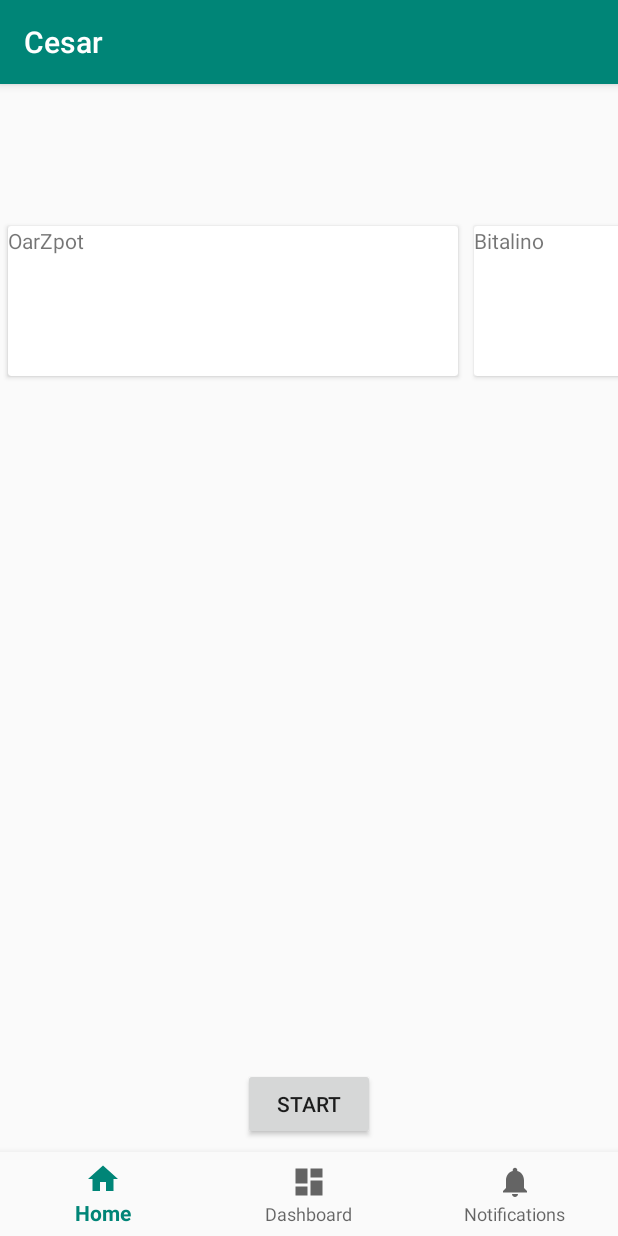
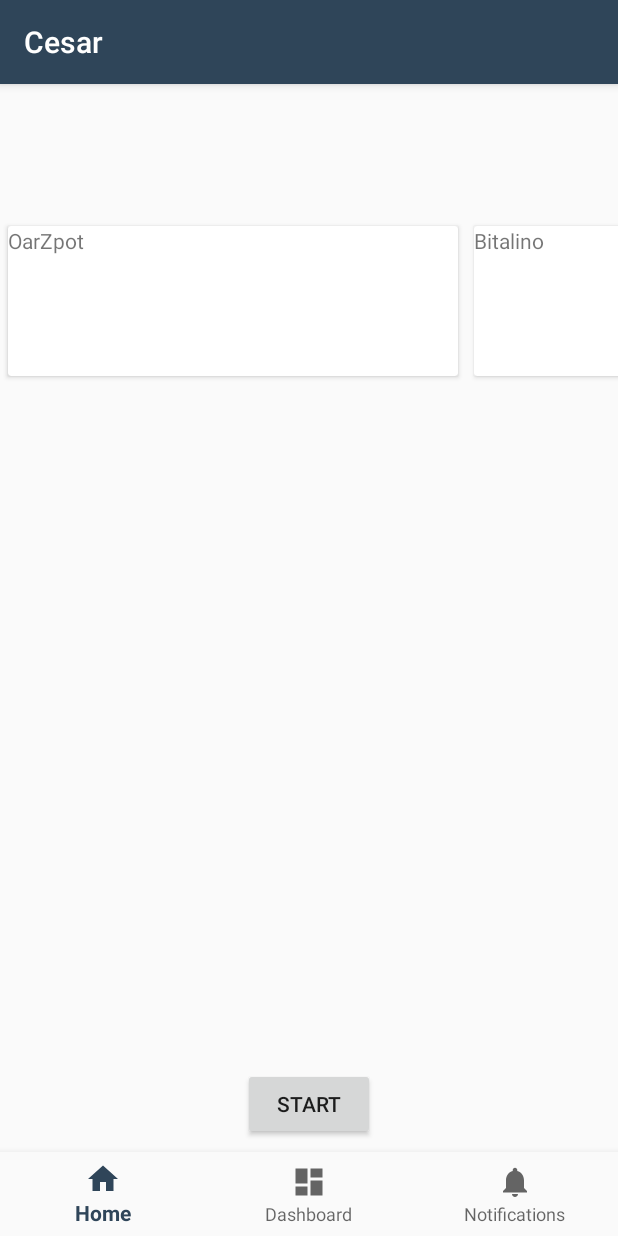
Before and after one commit to Perelan/Master, an Android app: the screen it shows after launch (MainActivity), on a phone screen of 412 x 824 dp. Run offline under Robolectric (Android 15) with nearby library versions, the phone set to English and light mode, and no system bars; our stand-ins replace Room's generated code.

Commit message:
fix: mirgration to androidx and change color palette

```diff
--- a/Cesar/app/src/main/java/no/uio/cesar/MainActivity.java
+++ b/Cesar/app/src/main/java/no/uio/cesar/MainActivity.java
@@ -65,6 +65,7 @@ public class MainActivity extends AppCompatActivity {
         navigation.setOnNavigationItemSelectedListener(mOnNavigationItemSelectedListener);
 
         mStartButton = findViewById(R.id.start_monitor);
-        mStartButton.setOnClickListener(view -> startActivity(new Intent(this, MonitorActivity.class)));
+        mStartButton.setOnClickListener(view ->
+                startActivity(new Intent(this, MonitorActivity.class)));
     }
 }
--- a/Cesar/app/src/main/java/no/uio/cesar/Model/Record.java
+++ b/Cesar/app/src/main/java/no/uio/cesar/Model/Record.java
@@ -11,18 +11,16 @@ public class Record {
     @PrimaryKey(autoGenerate = true)
     private int id;
 
-    private String name = "Sleep #" + id;
+    private String name;
 
-    private ArrayList<Integer> hr;
-    private ArrayList<Integer> respiration;
+    private Date createdAt, updatedAt;
 
-    private Date timestamp;
 
-    public Record(ArrayList<Integer> hr, ArrayList<Integer> respiration) {
-        this.hr = hr;
-        this.respiration = respiration;
-        hr = new ArrayList<>();
-        respiration = new ArrayList<>();
+    public Record(String name) {
+        this.name = name;
+
+        createdAt = new Date();
+        updatedAt = new Date();
     }
 
     public void setId(int id) {
@@ -33,19 +31,23 @@ public class Record {
         return id;
     }
 
+    public Date getCreatedAt() {
+        return createdAt;
+    }
+
+    public void setCreatedAt(Date createdAt) {
+        this.createdAt = createdAt;
+    }
+
+    public Date getUpdatedAt() {
+        return updatedAt;
+    }
+
+    public void setUpdatedAt(Date updatedAt) {
+        this.updatedAt = updatedAt;
+    }
+
     public String getName() {
         return name;
     }
-
-    public ArrayList<Integer> getHr() {
-        return hr;
-    }
-
-    public ArrayList<Integer> getRespiration() {
-        return respiration;
-    }
-
-    public Date getTimestamp() {
-        return timestamp;
-    }
 }
--- a/Cesar/app/src/main/java/no/uio/cesar/Model/RecordDao.java
+++ b/Cesar/app/src/main/java/no/uio/cesar/Model/RecordDao.java
@@ -21,6 +21,6 @@ public interface RecordDao {
     @Delete
     void delete(Record record);
 
-    @Query("SELECT * FROM record_table ORDER BY timestamp DESC")
+    @Query("SELECT * FROM record_table ORDER BY createdAt DESC")
     LiveData<List<Record>> getAllRecords();
 }
--- a/Cesar/app/src/main/java/no/uio/cesar/Model/RecordDatabase.java
+++ b/Cesar/app/src/main/java/no/uio/cesar/Model/RecordDatabase.java
@@ -3,7 +3,6 @@ package no.uio.cesar.Model;
 import android.content.Context;
 import android.os.AsyncTask;
 
-import java.lang.reflect.Array;
 import java.util.ArrayList;
 
 import androidx.annotation.NonNull;
@@ -12,6 +11,7 @@ import androidx.room.Room;
 import androidx.room.RoomDatabase;
 import androidx.room.TypeConverters;
 import androidx.sqlite.db.SupportSQLiteDatabase;
+import no.uio.cesar.Utils.Converters;
 
 @Database(entities = {Record.class}, version = 1)
 @TypeConverters({Converters.class})
@@ -38,8 +38,6 @@ public abstract class RecordDatabase extends RoomDatabase {
         public void onCreate(@NonNull SupportSQLiteDatabase db) {
             super.onCreate(db);
             new PopulateDummyDataAsyncTask(instance).execute();
-
-
         }
     };
 
@@ -59,7 +57,7 @@ public abstract class RecordDatabase extends RoomDatabase {
             ArrayList<Integer> respiration = new ArrayList<>();
             respiration.add(1000);
 
-            recordDao.insert(new Record(hr, respiration));
+            recordDao.insert(new Record("test1"));
             return null;
         }
     }
--- /dev/null
+++ b/Cesar/app/src/main/java/no/uio/cesar/Repository.java
@@ -0,0 +1,4 @@
+package no.uio.cesar;
+
+public class Repository {
+}
--- a/Cesar/app/src/main/java/no/uio/cesar/Model/Converters.java
+++ b/Cesar/app/src/main/java/no/uio/cesar/Utils/Converters.java
@@ -1,4 +1,4 @@
-package no.uio.cesar.Model;
+package no.uio.cesar.Utils;
 
 import java.util.Date;
 
--- a/Cesar/app/src/main/res/layout/activity_main.xml
+++ b/Cesar/app/src/main/res/layout/activity_main.xml
@@ -1,5 +1,5 @@
 <?xml version="1.0" encoding="utf-8"?>
-<android.support.constraint.ConstraintLayout
+<androidx.constraintlayout.widget.ConstraintLayout
     xmlns:android="http://schemas.android.com/apk/res/android"
     xmlns:app="http://schemas.android.com/apk/res-auto"
     xmlns:tools="http://schemas.android.com/tools"
@@ -19,7 +19,7 @@
         app:layout_constraintLeft_toLeftOf="parent"
         app:layout_constraintTop_toTopOf="parent"/>
 
-    <android.support.design.widget.BottomNavigationView
+    <com.google.android.material.bottomnavigation.BottomNavigationView
         android:id="@+id/navigation"
         android:layout_width="0dp"
         android:layout_height="wrap_content"
@@ -62,4 +62,4 @@
         app:layout_constraintEnd_toEndOf="parent"
         app:layout_constraintStart_toStartOf="parent"/>
 
-</android.support.constraint.ConstraintLayout>
+</androidx.constraintlayout.widget.ConstraintLayout>
--- a/Cesar/app/src/main/res/layout/content_monitor.xml
+++ b/Cesar/app/src/main/res/layout/content_monitor.xml
@@ -1,5 +1,5 @@
 <?xml version="1.0" encoding="utf-8"?>
-<android.support.constraint.ConstraintLayout
+<androidx.constraintlayout.widget.ConstraintLayout
     xmlns:android="http://schemas.android.com/apk/res/android"
     xmlns:app="http://schemas.android.com/apk/res-auto"
     xmlns:tools="http://schemas.android.com/tools"
@@ -69,7 +69,7 @@
         app:layout_constraintStart_toStartOf="parent"
         app:layout_constraintTop_toBottomOf="@+id/relativeLayout"/>
 
-    <android.support.design.widget.FloatingActionButton
+    <com.google.android.material.floatingactionbutton.FloatingActionButton
         android:id="@+id/fab"
         android:layout_width="wrap_content"
         android:layout_height="wrap_content"
@@ -93,4 +93,4 @@
         android:textSize="18sp"
         app:layout_constraintBottom_toBottomOf="parent"
         app:layout_constraintEnd_toStartOf="@+id/fab"/>
-</android.support.constraint.ConstraintLayout>
+</androidx.constraintlayout.widget.ConstraintLayout>
--- a/Cesar/app/src/main/res/layout/fragment_home.xml
+++ b/Cesar/app/src/main/res/layout/fragment_home.xml
@@ -7,7 +7,7 @@
 
     <!-- TODO: Update blank fragment layout -->
 
-    <android.support.v7.widget.RecyclerView
+    <androidx.recyclerview.widget.RecyclerView
         android:id="@+id/available_sensors"
         android:layout_width="match_parent"
         android:layout_height="match_parent"/>
--- a/Cesar/app/src/main/res/layout/sensor_item.xml
+++ b/Cesar/app/src/main/res/layout/sensor_item.xml
@@ -1,5 +1,5 @@
 <?xml version="1.0" encoding="utf-8"?>
-<android.support.v7.widget.CardView
+<androidx.cardview.widget.CardView
     xmlns:android="http://schemas.android.com/apk/res/android"
     xmlns:app="http://schemas.android.com/apk/res-auto"
     xmlns:tools="http://schemas.android.com/tools"
@@ -14,4 +14,4 @@
         android:layout_width="wrap_content"
         android:layout_height="wrap_content"
         android:text="TextView"/>
-</android.support.v7.widget.CardView>
+</androidx.cardview.widget.CardView>
--- a/Cesar/app/src/main/res/values/colors.xml
+++ b/Cesar/app/src/main/res/values/colors.xml
@@ -1,6 +1,7 @@
 <?xml version="1.0" encoding="utf-8"?>
 <resources>
-    <color name="colorPrimary">#008577</color>
-    <color name="colorPrimaryDark">#00574B</color>
-    <color name="colorAccent">#D81B60</color>
+    <color name="colorPrimary">#2f4559</color>
+    <color name="colorPrimaryDark">#354f65</color>
+    <color name="colorAccent">#436380</color>
+    <color name="colorBackground">#1b2833</color>
 </resources>
```
Also changed, not shown: Cesar/app/src/main/res/layout/activity_monitor.xml (+4 -4 lines), 1 other file.
